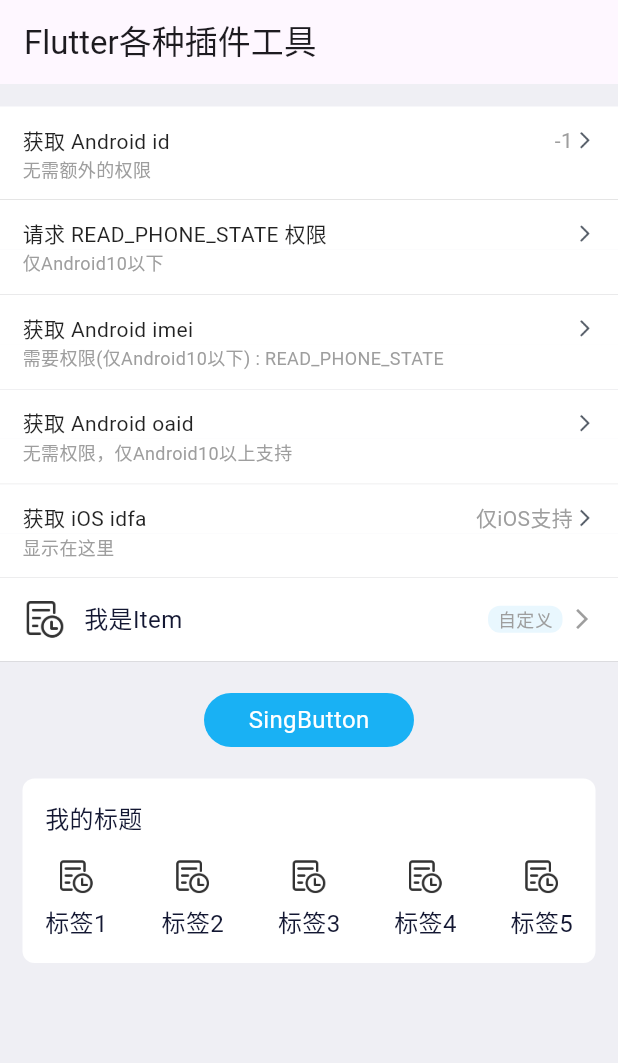
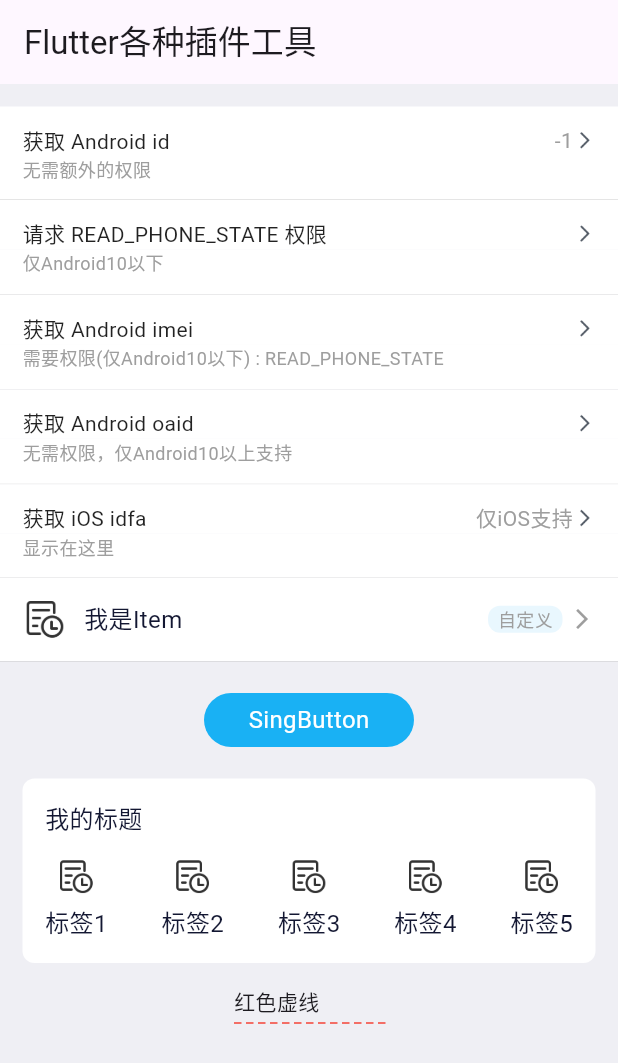
Before and after one commit to flutter-open-libs/flutter_plugin_tools, a Flutter app: the screen it shows after launch, after a tap on "获取 Android id", on a phone screen of 412 x 824 dp. Shown: the top 1063 px of the screen. Run offline on Flutter 3.47's test engine with Material 3 defaults, Android fonts, the phone set to English and light mode, and no system bars; our stand-ins replace dio, flutter_easyloading, flutter_screenutil, get, get_storage, logger and 1 more.

Commit message:
新加文字样式、虚线、通用工具

```diff
--- a/example/lib/main.dart
+++ b/example/lib/main.dart
@@ -136,6 +136,7 @@
               buildButton(),
               const SizedBox(height: 15),
               buildImTxt(),
+              buildDashed(),
             ],
           ),
         ),
@@ -362,4 +363,23 @@
       crossAxisCount:5,
     );
   }
+
+  Widget buildDashed(){
+    return Container(
+      margin: const EdgeInsets.symmetric(vertical: 15),
+      child: Column(
+        crossAxisAlignment: CrossAxisAlignment.start,
+        children: [
+          const Text('红色虚线'),
+          const SizedBox(height: 5.0),
+          SingDashedLine(
+            color: Colors.red,
+            dashWidth: 5.0,
+            dashSpace: 3.0,
+            width: 100.0,       // 可选参数，默认为200.0
+          )
+        ],
+      ),
+    );
   }
+}
--- a/lib/export.dart
+++ b/lib/export.dart
@@ -3,6 +3,7 @@
 export 'package:get/get.dart';
 export 'package:flutter_screenutil/flutter_screenutil.dart';
 export 'package:flutter_easyloading/flutter_easyloading.dart';
+export 'package:get_storage/get_storage.dart';
 export './utils/event_bus_util.dart';
 export './utils/log_util.dart';
 export './utils/sp_util.dart';
@@ -20,4 +21,5 @@
 export './widgets/sing_button.dart';
 export './widgets/sing_cell_item.dart';
 export './widgets/sing_img_txt_item.dart';
+export './widgets/sing_dashed_line.dart';
 export './widgets/top_bg.dart';
--- a/lib/net/api_provider.dart
+++ b/lib/net/api_provider.dart
@@ -23,6 +23,7 @@
       _dio = Dio();
 
       _dio!.options.baseUrl = _baseUrl;
+      _dio!.options.connectTimeout = Duration(seconds: 5);
       _dio!.interceptors.add(InterceptorsWrapper(
         onRequest: onRequestInterceptor,
         onResponse: onResponseInterceptor,
@@ -53,8 +54,8 @@
       var result = ApiResponse.fromJson(response.data);
 
       if (result.code == 405 || result.code == 406) {
-        // Get.offAllNamed(Routes.LOGIN);
         EasyLoading.showToast('${result.msg}');
+        EventBusUtil.singleton.send('token_error');
       } else {
         if (isNeedToast && result.code != 200) {
           EasyLoading.showToast('${result.msg}');
--- a/lib/theme/app_colors.dart
+++ b/lib/theme/app_colors.dart
@@ -5,6 +5,8 @@
 class AppColor {
   static Color main = const Color(0xff131732); // 动态改变
   static Color ff131732 = const Color(0xff131732);
+  static Color ff333333 = const Color(0xff333333);
+  static Color ff666666 = const Color(0xff666666);
   static Color grey = const Color(0xffc2c3c5);
   static Color line = const Color(0xffB3B1B2);
   static Color white = const Color(0xffffffff);
--- a/lib/utils/sp_util.dart
+++ b/lib/utils/sp_util.dart
@@ -4,8 +4,9 @@
 // SpUtil().token.val = 'xxxxxxxxxxxxxxxx';
 
 class SpUtil {
-  static const spKey = 'MyStorage';
-  static final GetStorage _storage = GetStorage(spKey);
+
+  static var spKey = 'MyStorage';
+  static  GetStorage _storage = GetStorage(spKey);
 
   static var IS_FIRST = 'is_first';
   static var IMEI = 'user_imei';
@@ -27,8 +28,10 @@
 
 
   static void init(String key) async {
-    await GetStorage.init(key);
+    spKey = 'MyStorage';
+    _storage = GetStorage(spKey);
   }
+
 //// 通用方法 /////////////////////////////////////
   // 保存数据
   static void write(String key, dynamic value) {
--- a/lib/widgets/sing_cell_item.dart
+++ b/lib/widgets/sing_cell_item.dart
@@ -20,6 +20,7 @@
     this.focusNode,
     this.controller,
     this.subTitleTextStyle,
+    this.package,
     this.subTitleHint = '',
     this.subTitleHintTextStyle,
     this.subTitleContentPadding,
@@ -36,11 +37,12 @@
   final Size iconSize; // 图标的大小
   final double gap; // 图标和文字的间距
   final String title; // 文字
+  final String? package;
   final TextStyle? titleTextStyle; // 文字样式
   final BoxDecoration? decoration; // item的装饰
   final GestureTapCallback? onTap; // item的点击回调
   final Widget?
-      separator; // 自定义的装饰，正常是一根线，在 decoration 满足不了的情况下自定义，比如项左右有边距。当然其他 widget 也可以
+  separator; // 自定义的装饰，正常是一根线，在 decoration 满足不了的情况下自定义，比如项左右有边距。当然其他 widget 也可以
   final bool showNext; // 是否展示右侧的箭头
   final Widget? nextIcon; // 自定义的右侧icon
 
@@ -71,7 +73,7 @@
               child: Row(children: [
                 if (assetPath.isNotEmpty)
                   Image.asset(assetPath,
-                      width: iconSize.width, height: iconSize.height),
+                      width: iconSize.width, height: iconSize.height,package: package),
                 if (assetPath.isNotEmpty) SizedBox(width: gap),
                 Text(title,
                     style: titleTextStyle ??
@@ -94,7 +96,7 @@
                   InkWell(
                     onTap: onSubTap ??
                         onTap ??
-                        () => debugPrint('SingCellItem sub arrow'),
+                            () => debugPrint('SingCellItem sub arrow'),
                     child: nextIcon ??
                         const Icon(Icons.arrow_forward_ios,
                             size: 16.0, color: Colors.grey),
--- /dev/null
+++ b/lib/widgets/sing_dashed_line.dart
@@ -0,0 +1,76 @@
+import 'package:flutter/material.dart';
+
+/// 虚线
+/// DashedLine(
+///   color: Colors.blue, // 可选参数，默认为黑色
+///   dashWidth: 10.0,    // 可选参数，默认为5.0
+///   width: 300.0,       // 可选参数，默认为200.0
+/// )
+class DashedLinePainter extends CustomPainter {
+  final Color color; // 颜色
+  final double dashWidth; // 每段虚线的长度
+  final double dashSpace; // 每段虚线之间的间距
+  final double strokeWidth; // 线条宽度
+
+  DashedLinePainter({
+    required this.color,
+    required this.dashWidth,
+    required this.dashSpace,
+    required this.strokeWidth,
+  });
+
+  @override
+  void paint(Canvas canvas, Size size) {
+    var paint = Paint()
+      ..color = color
+      ..strokeWidth = strokeWidth
+      ..style = PaintingStyle.stroke;
+
+    double startX = 0;
+    final space = (dashSpace + dashWidth);
+
+    while (startX < size.width) {
+      canvas.drawLine(Offset(startX, 0), Offset(startX + dashWidth, 0), paint);
+      startX += space;
+    }
+  }
+
+  @override
+  bool shouldRepaint(DashedLinePainter oldDelegate) {
+    return oldDelegate.color != color ||
+        oldDelegate.dashWidth != dashWidth ||
+        oldDelegate.dashSpace != dashSpace ||
+        oldDelegate.strokeWidth != strokeWidth;
+  }
+}
+
+class SingDashedLine extends StatelessWidget {
+  final Color color;
+  final double dashWidth;
+  final double dashSpace;
+  final double strokeWidth;
+  final double width;
+  final double height;
+
+  SingDashedLine({
+    this.color = Colors.black,   // 默认黑色虚线
+    this.dashWidth = 5.0,        // 默认虚线长度为5.0
+    this.dashSpace = 3.0,        // 默认间隔为3.0
+    this.strokeWidth = 1.0,      // 默认线条宽度为1.0
+    this.width = 200.0,          // 默认宽度为200
+    this.height = 1.0,           // 默认高度为1.0
+  });
+
+  @override
+  Widget build(BuildContext context) {
+    return CustomPaint(
+      size: Size(width, height), // 控制虚线长度和高度
+      painter: DashedLinePainter(
+        color: color,
+        dashWidth: dashWidth,
+        dashSpace: dashSpace,
+        strokeWidth: strokeWidth,
+      ),
+    );
+  }
+}
--- a/lib/widgets/sing_img_txt_item.dart
+++ b/lib/widgets/sing_img_txt_item.dart
@@ -63,7 +63,7 @@
                     onTap: list[pos].onTap ?? () => debugPrint('没有点击事件'),
                     child: Column(mainAxisSize: MainAxisSize.min, children: [
                       Image.asset(list[pos].assetPath,
-                          width: iconSize.width, height: iconSize.height),
+                          width: iconSize.width, height: iconSize.height,package: list[pos].package),
                       SizedBox(height: gap ?? 0.0),
                       Text(list[pos].title,
                           style: textStyle ??
@@ -84,7 +84,8 @@
 class ImgTxtBean {
   String assetPath;
   String title;
+  String? package;
   final GestureTapCallback? onTap;
 
-  ImgTxtBean(this.assetPath, this.title, {this.onTap});
+  ImgTxtBean(this.assetPath, this.title, {this.onTap,this.package});
 }
```
Also changed, not shown: lib/theme/app_decoration.dart (+17 -0 lines), lib/theme/app_text_theme.dart (+109 -32 lines), lib/utils/sing_util.dart (added, +13 -0 lines), pubspec.yaml (+1 -15 lines), example/pubspec.lock, 2 other files. Lines whose indentation alone changed are shown as unchanged.
